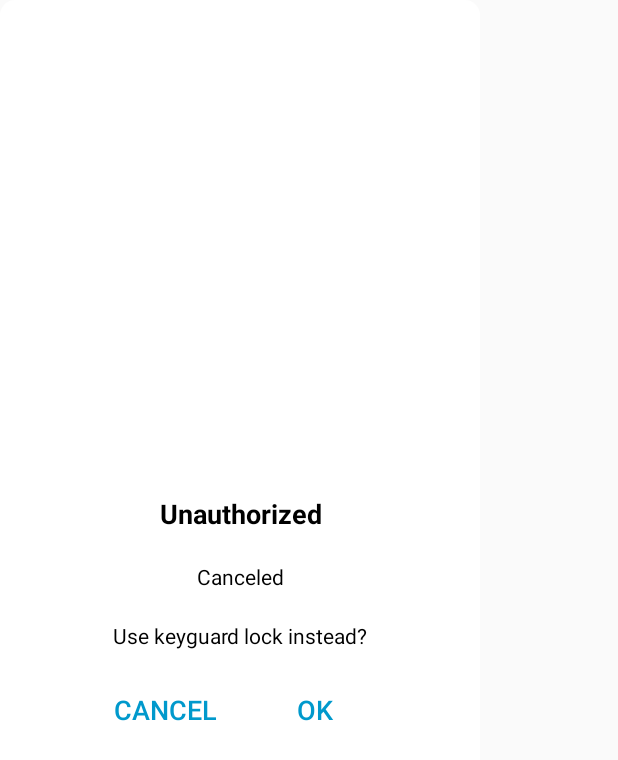
After one commit to lyokato/WebAuthnKit-Android, an Android app: the layout webauthn_keyguard_fallback_dialog.xml on its own in the app's theme, with its tools: preview values and no code run, on a phone screen of 412 x 824 dp. The commit adds this screen. Shown: the top 760 px of the screen. Run offline under Robolectric (Android 15) with nearby library versions, the phone set to English and light mode, and no system bars.

Commit message:
escape androidx.BitmetricPrompt

```diff
--- /dev/null
+++ b/webauthnkit/src/main/res/layout/webauthn_keyguard_fallback_dialog.xml
@@ -0,0 +1,71 @@
+<?xml version="1.0" encoding="utf-8"?>
+<LinearLayout xmlns:android="http://schemas.android.com/apk/res/android"
+              android:layout_width="320dp"
+              android:layout_height="match_parent"
+              android:padding="10dp"
+              android:gravity="center"
+              android:background="@drawable/webauthn_dialog_background"
+              android:orientation="vertical">
+
+    <TextView android:id="@+id/webauthn_keyguard_fallback_title"
+              android:layout_width="match_parent"
+              android:layout_height="wrap_content"
+              android:padding="10dp"
+              android:text="Unauthorized"
+              android:textStyle="bold"
+              android:textSize="18sp"
+              android:gravity="center"
+              android:textColor="@android:color/black" />
+
+    <TextView android:id="@+id/webauthn_keyguard_fallback_reason"
+              android:layout_width="match_parent"
+              android:layout_height="wrap_content"
+              android:padding="10dp"
+              android:text="Canceled"
+              android:textSize="14sp"
+              android:maxLines="3"
+              android:gravity="center"
+              android:textColor="@android:color/black" />
+
+    <TextView android:id="@+id/webauthn_keyguard_fallback_subtitle"
+              android:layout_width="match_parent"
+              android:layout_height="wrap_content"
+              android:padding="10dp"
+              android:text="Use keyguard lock instead?"
+              android:textSize="14sp"
+              android:lines="1"
+              android:gravity="center"
+              android:textColor="@android:color/black" />
+
+    <LinearLayout android:layout_width="match_parent"
+                  android:layout_height="wrap_content"
+                  android:padding="0dp"
+                  android:gravity="center"
+                  android:background="@android:color/white"
+                  android:orientation="horizontal">
+
+        <Button android:id="@+id/webauthn_keyguard_fallback_cancel_button"
+                android:layout_width="wrap_content"
+                android:layout_height="wrap_content"
+                android:layout_margin="6dp"
+                android:lineSpacingExtra="6dp"
+                android:textSize="18sp"
+                android:background="@android:color/white"
+                android:textColor="@android:color/holo_blue_dark"
+                style="?android:attr/borderlessButtonStyle"
+                android:text="CANCEL" />
+
+        <Button android:id="@+id/webauthn_keyguard_fallback_ok_button"
+                android:layout_width="wrap_content"
+                android:layout_height="wrap_content"
+                android:layout_margin="6dp"
+                android:lineSpacingExtra="6dp"
+                android:textSize="18sp"
+                android:background="@android:color/white"
+                android:textColor="@android:color/holo_blue_dark"
+                style="?android:attr/borderlessButtonStyle"
+                android:text="OK" />
+
+    </LinearLayout>
+
+</LinearLayout>
```
Also changed, not shown: app/src/main/kotlin/webauthnkit/example/AuthenticationActivity.kt (+12 -0 lines), webauthnkit/src/main/kotlin/webauthnkit/core/authenticator/internal/ui/UserConsentUI.kt (+76 -15 lines), webauthnkit/src/main/kotlin/webauthnkit/core/authenticator/internal/ui/dialog/KeyguardFallbackDialog.kt (added, +62 -0 lines).
